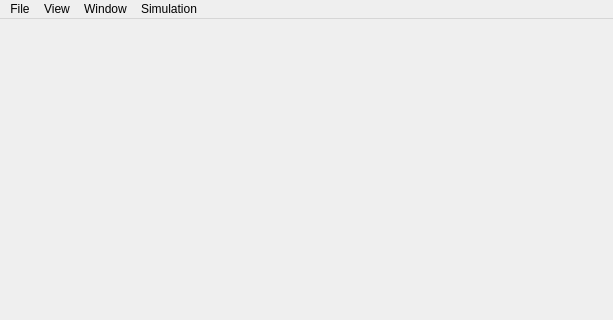
Old version of the form src/MainWindow.ui in the repository gdevic/Z80Explorer; both pictures show x 0 to 613 and y 0 to 320 of the 613 by 493 pixel window.
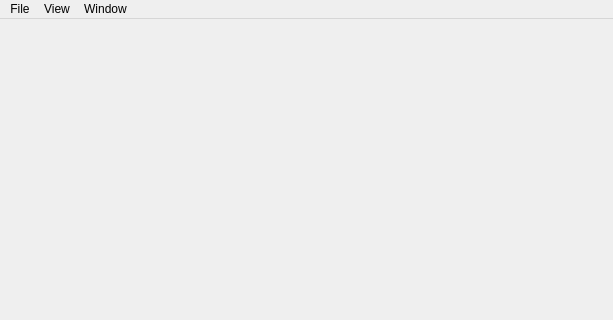
New version of the form.

```diff
--- a/src/MainWindow.ui
+++ b/src/MainWindow.ui
@@ -44,17 +44,9 @@
     <addaction name="actionNewImageView"/>
     <addaction name="actionNewWaveformView"/>
    </widget>
-   <widget class="QMenu" name="menuSimulation">
-    <property name="title">
-     <string>Simulation</string>
-    </property>
-    <addaction name="actionRun"/>
-    <addaction name="actionStop"/>
-   </widget>
    <addaction name="menuFile"/>
    <addaction name="menuView"/>
    <addaction name="menuWindow"/>
-   <addaction name="menuSimulation"/>
   </widget>
   <widget class="QStatusBar" name="statusbar"/>
   <action name="actionExit">
```
Left out of the diff: 22 changed lines with no effect on the pictures.
